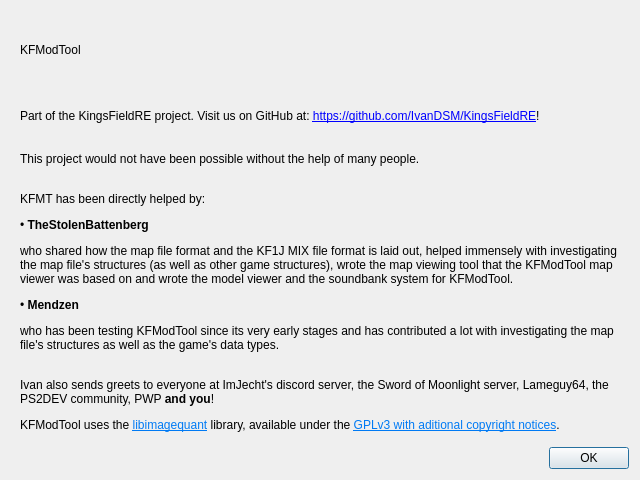
First picture: the form in Tools/KFModTool/aboutdialog.ui, repository IvanDSM/KingsFieldRE, before the edit.
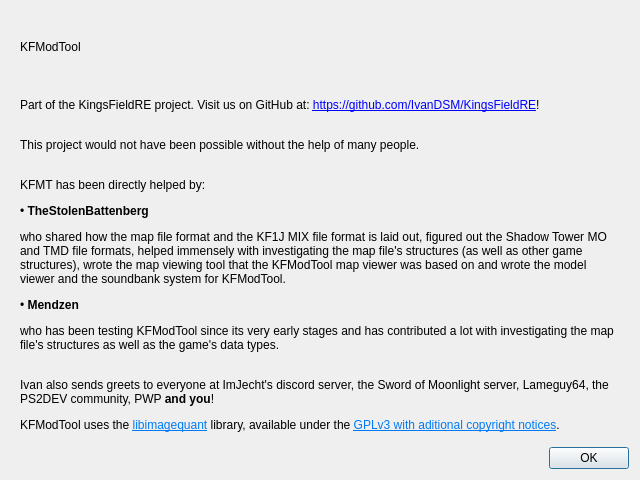
Second picture: the form after the edit.

Commit message: KFModTool: Beginnings of Shadow Tower model support

```diff
--- a/Tools/KFModTool/aboutdialog.ui
+++ b/Tools/KFModTool/aboutdialog.ui
@@ -70,7 +70,7 @@
             <enum>QFrame::Sunken</enum>
            </property>
            <property name="text">
-            <string>&lt;html&gt;&lt;head/&gt;&lt;body&gt;&lt;p&gt;This project would not have been possible without the help of many people.&lt;br/&gt;&lt;/p&gt;&lt;p&gt;KFMT has been directly helped by:&lt;/p&gt;&lt;p&gt;• &lt;span style=&quot; font-weight:600;&quot;&gt;TheStolenBattenberg&lt;/span&gt;&lt;/p&gt;&lt;p&gt;who shared how the map file format and the KF1J MIX file format is laid out, helped immensely with investigating the map file's structures (as well as other game structures), wrote the map viewing tool that the KFModTool map viewer was based on and wrote the model viewer and the soundbank system for KFModTool.&lt;/p&gt;&lt;p&gt;• &lt;span style=&quot; font-weight:600;&quot;&gt;Mendzen&lt;/span&gt;&lt;/p&gt;&lt;p&gt;who has been testing KFModTool since its very early stages and has contributed a lot with investigating the map file's structures as well as the game's data types.&lt;br/&gt;&lt;/p&gt;&lt;p&gt;Ivan also sends greets to everyone at ImJecht's discord server, the Sword of Moonlight server, Lameguy64, the PS2DEV community, PWP &lt;span style=&quot; font-weight:600;&quot;&gt;and you&lt;/span&gt;!&lt;/p&gt;&lt;p&gt;KFModTool uses the &lt;a href=&quot;https://pngquant.org/lib/&quot;&gt;&lt;span style=&quot; text-decoration: underline; color:#007af4;&quot;&gt;libimagequant&lt;/span&gt;&lt;/a&gt; library, available under the &lt;a href=&quot;https://raw.githubusercontent.com/ImageOptim/libimagequant/master/COPYRIGHT&quot;&gt;&lt;span style=&quot; text-decoration: underline; color:#007af4;&quot;&gt;GPLv3 with aditional copyright notices&lt;/span&gt;&lt;/a&gt;.&lt;/p&gt;&lt;/body&gt;&lt;/html&gt;</string>
+            <string>&lt;html&gt;&lt;head/&gt;&lt;body&gt;&lt;p&gt;This project would not have been possible without the help of many people.&lt;br/&gt;&lt;/p&gt;&lt;p&gt;KFMT has been directly helped by:&lt;/p&gt;&lt;p&gt;• &lt;span style=&quot; font-weight:600;&quot;&gt;TheStolenBattenberg&lt;/span&gt;&lt;/p&gt;&lt;p&gt;who shared how the map file format and the KF1J MIX file format is laid out, figured out the Shadow Tower MO and TMD file formats, helped immensely with investigating the map file's structures (as well as other game structures), wrote the map viewing tool that the KFModTool map viewer was based on and wrote the model viewer and the soundbank system for KFModTool.&lt;/p&gt;&lt;p&gt;• &lt;span style=&quot; font-weight:600;&quot;&gt;Mendzen&lt;/span&gt;&lt;/p&gt;&lt;p&gt;who has been testing KFModTool since its very early stages and has contributed a lot with investigating the map file's structures as well as the game's data types.&lt;br/&gt;&lt;/p&gt;&lt;p&gt;Ivan also sends greets to everyone at ImJecht's discord server, the Sword of Moonlight server, Lameguy64, the PS2DEV community, PWP &lt;span style=&quot; font-weight:600;&quot;&gt;and you&lt;/span&gt;!&lt;/p&gt;&lt;p&gt;KFModTool uses the &lt;a href=&quot;https://pngquant.org/lib/&quot;&gt;&lt;span style=&quot; text-decoration: underline; color:#007af4;&quot;&gt;libimagequant&lt;/span&gt;&lt;/a&gt; library, available under the &lt;a href=&quot;https://raw.githubusercontent.com/ImageOptim/libimagequant/master/COPYRIGHT&quot;&gt;&lt;span style=&quot; text-decoration: underline; color:#007af4;&quot;&gt;GPLv3 with aditional copyright notices&lt;/span&gt;&lt;/a&gt;.&lt;/p&gt;&lt;/body&gt;&lt;/html&gt;</string>
            </property>
            <property name="wordWrap">
             <bool>true</bool>
```
The commit also changes 3 other files.
